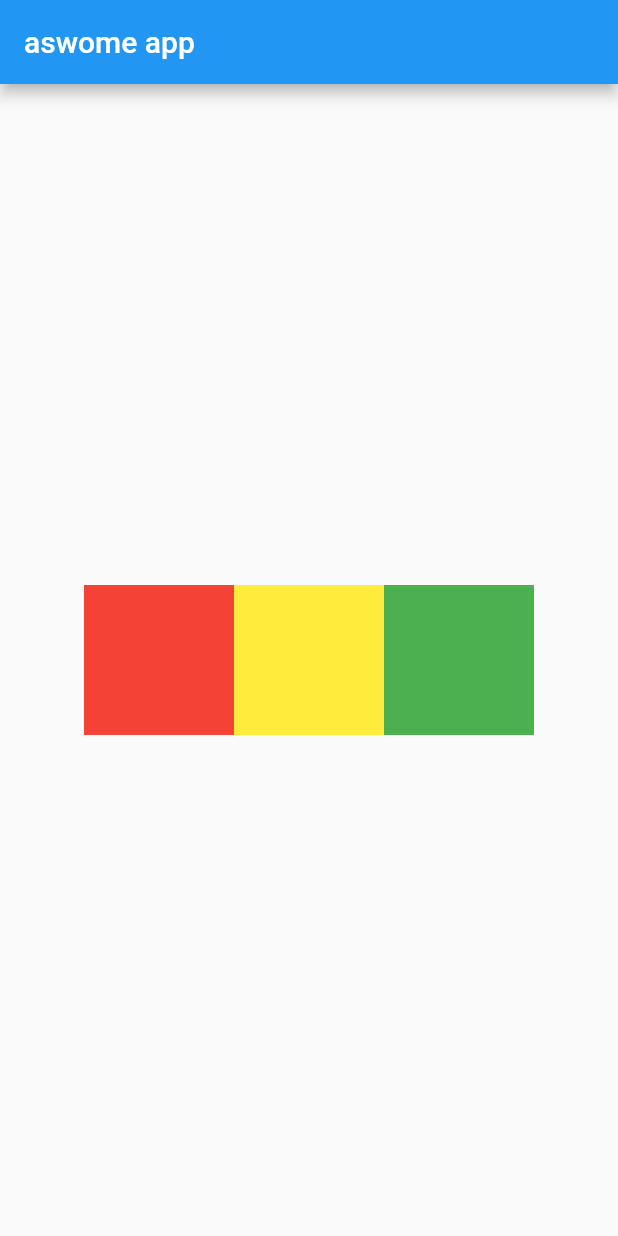
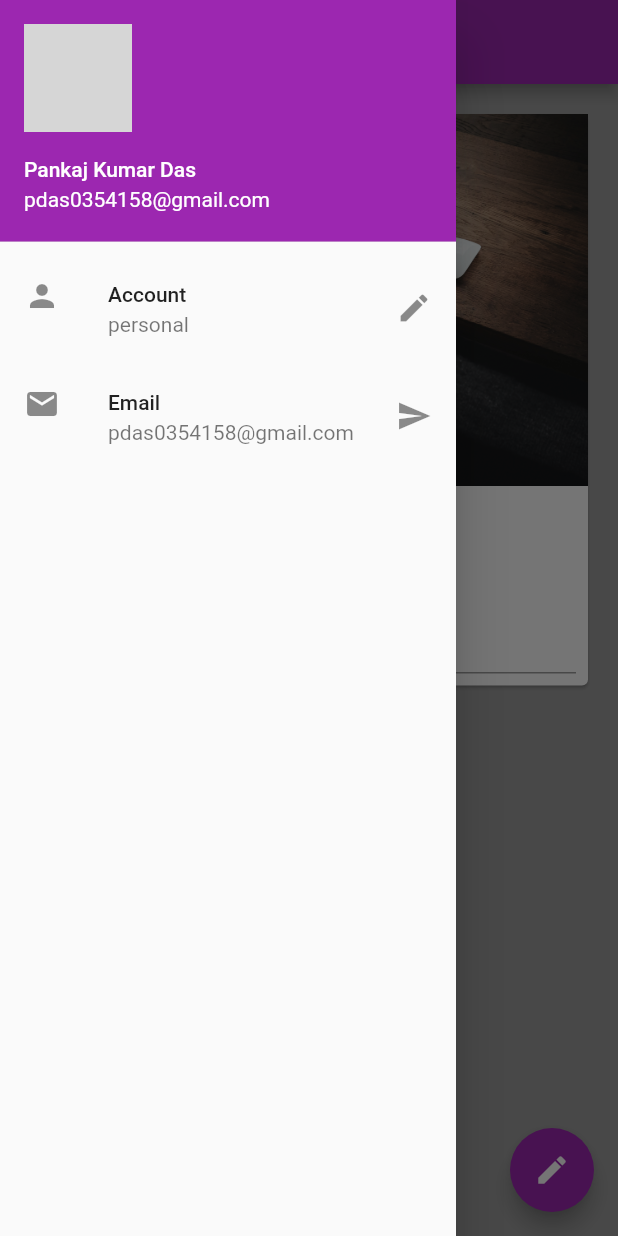
Before and after one commit to pkd019/practice_flutter, a Flutter app: the screen it shows after launch, with the side drawer open (before the commit the screen has no drawer), on a phone screen of 412 x 824 dp. Run offline on Flutter 3.47's test engine with Material 2 defaults, Android fonts, the phone set to English and light mode, and no system bars; network calls fail; grey boxes are pictures that could not be loaded.

Commit message:
chapter3 completed

```diff
--- /dev/null
+++ b/lib/change_name_card.dart
@@ -0,0 +1,35 @@
+import 'package:flutter/material.dart';
+
+class Change_name_card extends StatelessWidget {
+  TextEditingController _nameController = TextEditingController();
+  var myText = "Change Me";
+
+  @override
+  Widget build(BuildContext context) {
+    return Column(
+      children: <Widget>[
+        Image.asset(
+          "assets/newphoto.jpg",
+          fit: BoxFit.cover,
+        ),
+        SizedBox(
+          height: 20,
+        ),
+        Text(
+          myText,
+          style: TextStyle(fontSize: 25, fontWeight: FontWeight.bold),
+        ),
+        SizedBox(
+          height: 20,
+        ),
+        Padding(
+          padding: const EdgeInsets.all(8.0),
+          child: TextField(
+            controller: _nameController,
+            decoration: InputDecoration(hintText: "Enter something here"),
+          ),
+        ),
+      ],
+    );
+  }
+}
--- /dev/null
+++ b/lib/drawer.dart
@@ -0,0 +1,38 @@
+import 'package:flutter/material.dart';
+
+class MyDrawer extends StatelessWidget {
+  @override
+  Widget build(BuildContext context) {
+    return Drawer(
+      child: ListView(padding: EdgeInsets.zero, children: [
+        /*DrawerHeader(
+            child: Text(
+              "hi i am drawer",
+              style: TextStyle(color: Colors.white),
+            ),
+            decoration: BoxDecoration(color: Colors.indigo),
+          ),*/
+        UserAccountsDrawerHeader(
+          accountName: Text("Pankaj Kumar Das"),
+          accountEmail: Text("pdas0354158@gmail.com"),
+          currentAccountPicture: CircleAvatar(
+            backgroundImage: NetworkImage(
+                "https://media.licdn.com/dms/image/D4D03AQH6ebQt-fIsfg/profile-displayphoto-shrink_800_800/0/1667670866632?e=1677715200&v=beta&t=RORgC2PZkkgECu4z4v1nQd1MV2Ffhpbiy3DPAaTqP7U"),
+          ),
+        ),
+        ListTile(
+          leading: Icon(Icons.person),
+          title: Text("Account"),
+          subtitle: Text("personal"),
+          trailing: Icon(Icons.edit),
+        ),
+        ListTile(
+          leading: Icon(Icons.email),
+          title: Text("Email"),
+          subtitle: Text("pdas0354158@gmail.com"),
+          trailing: Icon(Icons.send),
+        )
+      ]),
+    );
+  }
+}
--- a/lib/main.dart
+++ b/lib/main.dart
@@ -1,46 +1,10 @@
 import 'package:flutter/material.dart';
+import 'package:flutter_application_1/pages/home.dart';
 
 void main() {
   runApp(MaterialApp(
     title: "awesome app",
     home: HomePage(),
+    theme: ThemeData(primarySwatch: Colors.purple),
   ));
 }
-
-class HomePage extends StatelessWidget {
-  @override
-  Widget build(BuildContext context) {
-    return Scaffold(
-        appBar: AppBar(
-          title: Text("aswome app"),
-        ),
-        body: Center(
-            child: Row(
-          mainAxisAlignment: MainAxisAlignment.center,
-          crossAxisAlignment: CrossAxisAlignment.center,
-          children: <Widget>[
-            Container(
-              padding: const EdgeInsets.all(8),
-              alignment: Alignment.center,
-              width: 100,
-              height: 100,
-              color: Colors.red,
-            ),
-            Container(
-              padding: const EdgeInsets.all(8),
-              alignment: Alignment.center,
-              width: 100,
-              height: 100,
-              color: Colors.yellow,
-            ),
-            Container(
-              padding: const EdgeInsets.all(8),
-              alignment: Alignment.center,
-              width: 100,
-              height: 100,
-              color: Colors.green,
-            )
-          ],
-        )));
-  }
-}
--- /dev/null
+++ b/lib/pages/home.dart
@@ -0,0 +1,43 @@
+import 'package:flutter/material.dart';
+
+import '../change_name_card.dart';
+import '../drawer.dart';
+
+class HomePage extends StatefulWidget {
+  @override
+  State<HomePage> createState() => _HomePageState();
+}
+
+class _HomePageState extends State<HomePage> {
+  TextEditingController _nameController = TextEditingController();
+  var myText = "Change Me";
+  @override
+  void initState() {
+    super.initState();
+  }
+
+  @override
+  Widget build(BuildContext context) {
+    return Scaffold(
+      backgroundColor: Colors.grey,
+      appBar: AppBar(
+        title: Text("aswome app"),
+      ),
+      body: Padding(
+          padding: const EdgeInsets.all(16.0),
+          child: SingleChildScrollView(
+            child: Card(
+              child: Change_name_card(),
+            ),
+          )),
+      drawer: MyDrawer(),
+      floatingActionButton: FloatingActionButton(
+        onPressed: () {
+          myText = _nameController.text;
+          setState(() {});
+        },
+        child: Icon(Icons.edit),
+      ),
+    );
+  }
+}
```
Also changed, not shown: pubspec.yaml (+4 -6 lines), assets/images (1).jpg (added), assets/newphoto.jpg (added), 1 other file.
